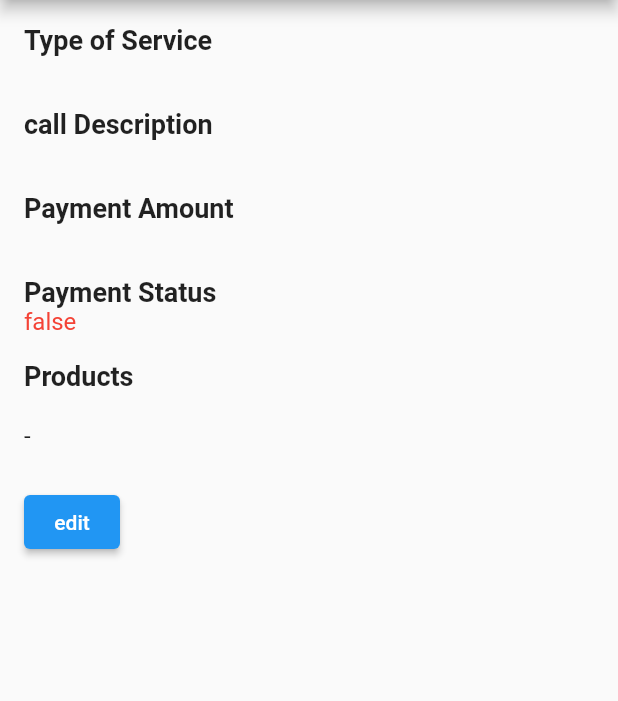
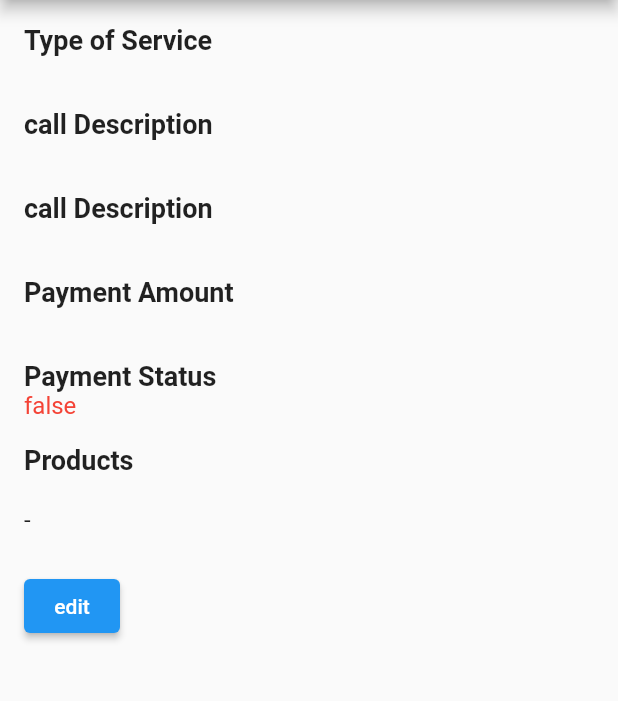
Before and after one commit to yosih48/clients-flutter, a Flutter app: the ClientServiceScreen screen opened directly with empty values, on a phone screen of 412 x 824 dp, the part 84-785 px from its top. Run offline on Flutter 3.47's test engine with Material 2 defaults, Android fonts, the phone set to English and light mode, and no system bars; our stand-ins replace cloud_firestore, firebase_auth, firebase_core, flutter_slidable, fluttertoast, pin_code_fields and 4 more; accounts and stored records are empty; generated files the repository leaves out were written again; network calls fail.

Commit message:
adding hour to call info

```diff
--- a/lib/l10n/app_en.arb
+++ b/lib/l10n/app_en.arb
@@ -53,7 +53,8 @@
                                "done": "done",
                                "todo": "todo",
                                "noTodoCalls": "no open calls" ,
-                               "extraPayment": "extraPayment"
+                               "extraPayment": "extraPayment",
+                                "sumHours": "sum hours"
 
 
 
--- a/lib/l10n/app_he.arb
+++ b/lib/l10n/app_he.arb
@@ -50,7 +50,8 @@
                  "done": "בוצע",
                     "todo": "לביצוע",
                     "noTodoCalls": "אין קריאות לביצוע",
-                     "extraPayment": "חיוב נוסף"
+                     "extraPayment": "חיוב נוסף",
+                     "sumHours": "סה"כ שעות עבודה"
 
 
 
--- a/lib/screens/callsInfo.dart
+++ b/lib/screens/callsInfo.dart
@@ -41,6 +41,15 @@ class ClientServiceScreen extends StatelessWidget {
             ),
             Text(
               '${call['call']}',
+              style: TextStyle(fontSize: 16),
+            ),
+            SizedBox(height: 16),
+                 Text(
+              AppLocalizations.of(context)!.description,
+              style: TextStyle(fontSize: 18, fontWeight: FontWeight.bold),
+            ),
+            Text(
+              '${call['hour']}',
               style: TextStyle(fontSize: 16),
             ),
             SizedBox(height: 16),
```
